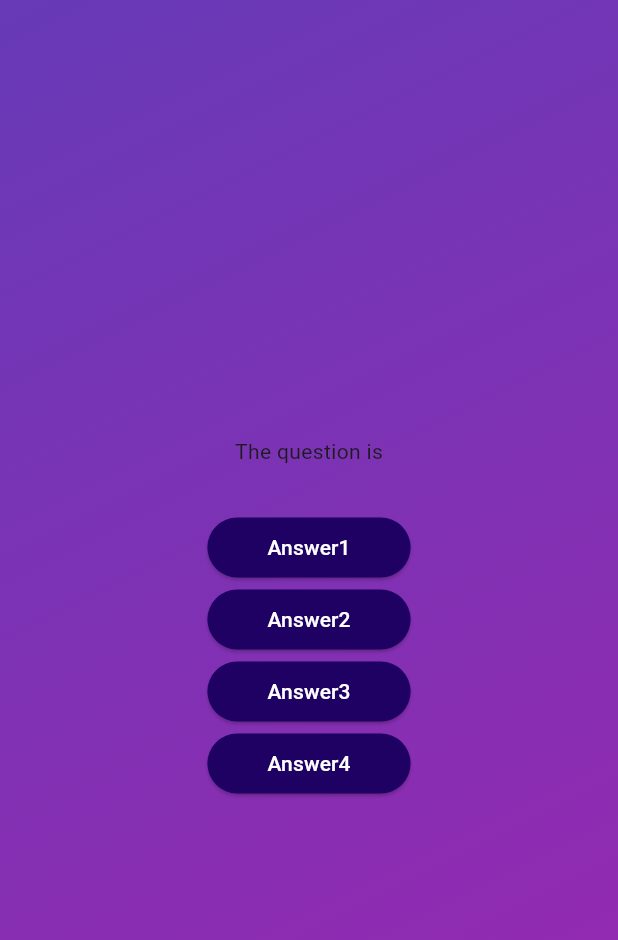
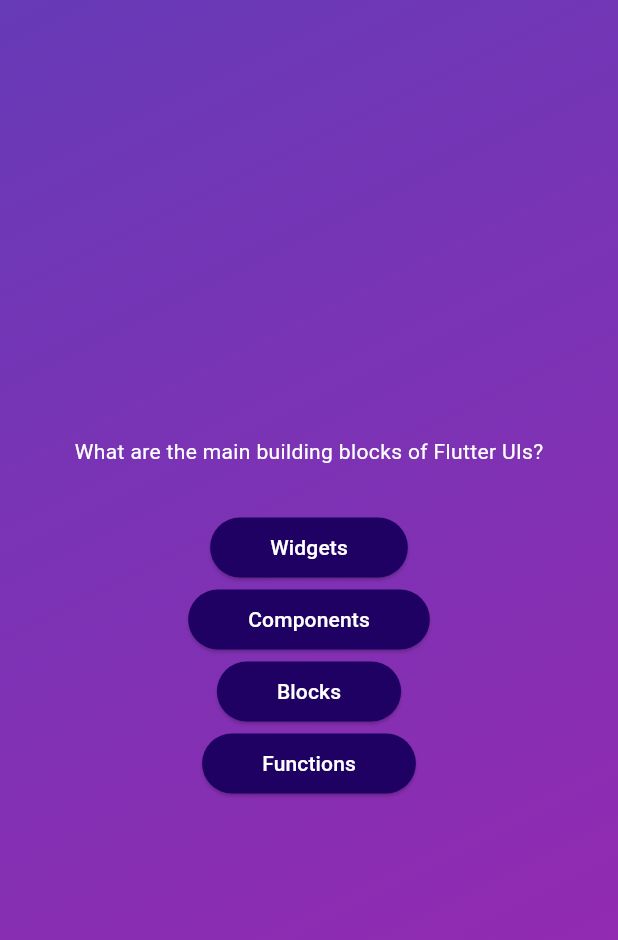
Before and after one commit to UsmanKhursheed06/Quiz-App, a Flutter app: the screen it shows after launch, on a phone screen of 412 x 824 dp. Shown: the top 940 px of the screen. Run offline on Flutter 3.47's test engine with Material 3 defaults, Android fonts, the phone set to English and light mode, and no system bars.

Commit message:
buttons generating dynamically

```diff
--- a/lib/questions_screen.dart
+++ b/lib/questions_screen.dart
@@ -1,5 +1,6 @@
 import 'package:flutter/material.dart';
 import 'answer_buttons_styling.dart';
+import 'package:second_app/data/questions_answers.dart';
 
 class Questions extends StatefulWidget {
   const Questions({super.key});
@@ -12,19 +13,26 @@ class Questions extends StatefulWidget {
 class _Questions extends State<Questions> {
   @override
   Widget build(context) {
+final currentQuestion=questions[0];
+
     return SizedBox(
       width: double.infinity,
       child: Column(
         mainAxisAlignment: MainAxisAlignment.center,
         children: [
-          const Text('The question is'),
+           Text(currentQuestion.text,style: TextStyle(color: Colors.white),) ,
           const SizedBox(
             height: 30,
           ),
-          AnswerButton(anstext: 'Answer1', onTap: () {}),
-          AnswerButton(anstext: 'Answer2', onTap: () {}),
-          AnswerButton(anstext: 'Answer3', onTap: () {}),
-          AnswerButton(anstext: 'Answer4', onTap: () {}),
+
+          ...currentQuestion.answers.map((items){
+            return AnswerButton(anstext: items, onTap: (){});
+          }),//we have converted the string list into the list of widgets and used the spread operator to take out the list from a list and using it as simple widgets basically making the buttons dynamically which is very important concept..
+
+          // AnswerButton(anstext: currentQuestion.answers[0], onTap: () {}),
+          // AnswerButton(anstext:currentQuestion.answers[1], onTap: () {}),
+          // AnswerButton(anstext: currentQuestion.answers[2], onTap: () {}),
+          // AnswerButton(anstext: currentQuestion.answers[3], onTap: () {}),
         ],
       ),
     );
```
